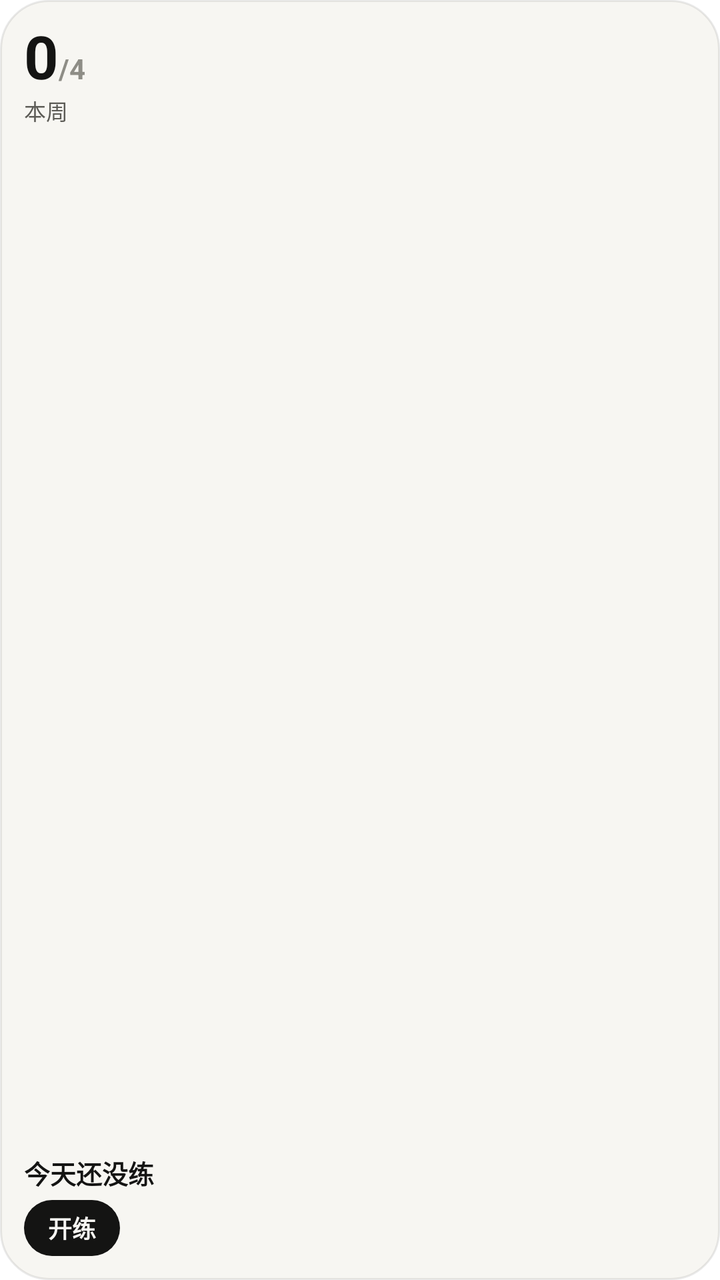
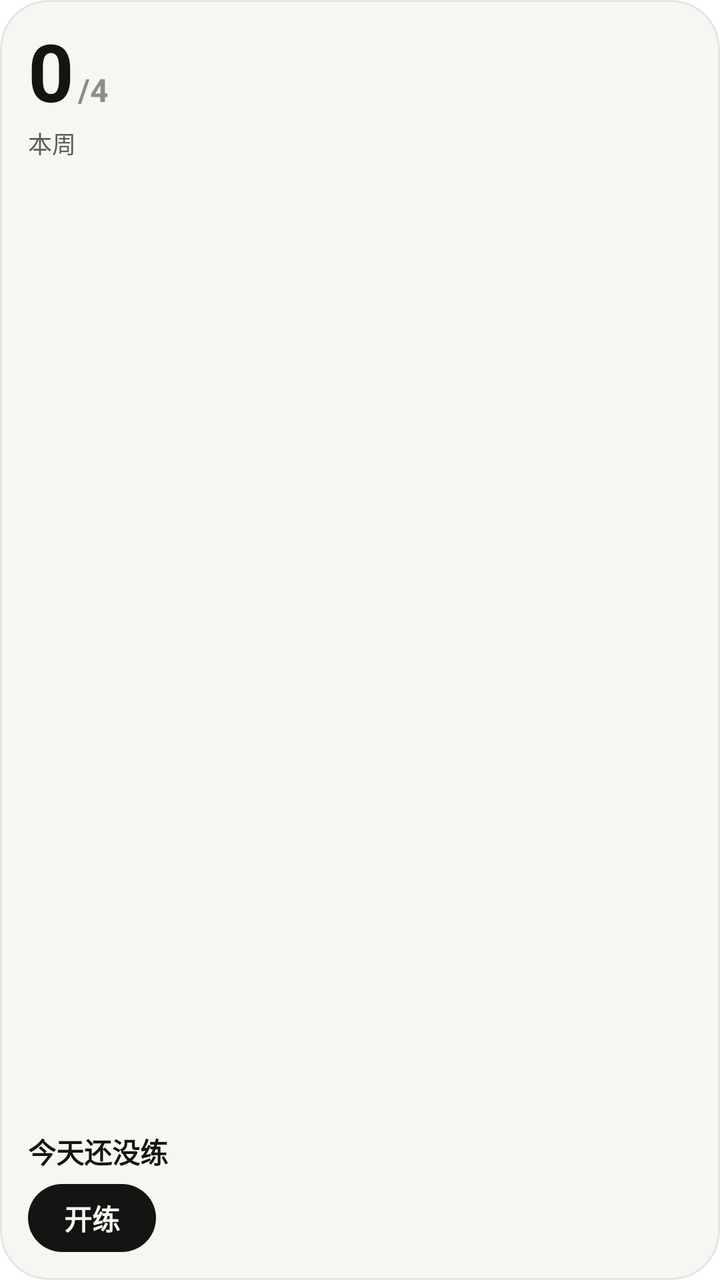

The first picture is an Android layout as it rendered before a commit; the second is the same layout after the commit. The layout source and the unified diff follow.
<!-- AndroidManifest.xml: fallback theme Theme.MaterialComponents.DayNight.NoActionBar -->
<!-- res/layout/sayday_w_today.xml -->
<?xml version="1.0" encoding="utf-8"?>
<LinearLayout xmlns:android="http://schemas.android.com/apk/res/android" android:id="@+id/w_root" android:layout_width="match_parent" android:layout_height="match_parent" android:orientation="vertical" android:padding="12dp" android:background="@drawable/sayday_widget_bg">
<LinearLayout android:layout_width="wrap_content" android:layout_height="wrap_content" android:orientation="horizontal" android:gravity="bottom">
<TextView android:id="@+id/w_lit" android:layout_width="wrap_content" android:layout_height="wrap_content" android:text="0" android:textColor="@color/sayday_w_ink" android:textSize="30sp" android:textStyle="bold" android:maxLines="1" android:ellipsize="end" android:includeFontPadding="false"/>
<TextView android:id="@+id/w_goal" android:layout_width="wrap_content" android:layout_height="wrap_content" android:text="/4" android:textColor="@color/sayday_w_faint" android:textSize="14sp" android:textStyle="bold" android:maxLines="1" android:ellipsize="end" />
</LinearLayout>
<TextView android:id="@+id/w_head" android:layout_width="wrap_content" android:layout_height="wrap_content" android:text="本周" android:textColor="@color/sayday_w_soft" android:textSize="11sp" android:maxLines="1" android:ellipsize="end" />
<FrameLayout android:layout_width="1dp" android:layout_height="0dp" android:layout_weight="1" />
<TextView android:id="@+id/w_main" android:layout_width="wrap_content" android:layout_height="wrap_content" android:text="今天还没练" android:textColor="@color/sayday_w_ink" android:textSize="13sp" android:textStyle="bold" android:maxLines="1" android:ellipsize="end" />
<LinearLayout android:layout_width="match_parent" android:layout_height="wrap_content" android:layout_marginTop="4dp" android:orientation="horizontal">
<TextView android:id="@+id/w_btn" android:layout_width="wrap_content" android:layout_height="28dp" android:gravity="center" android:text="开练" android:textColor="@color/sayday_w_bg" android:textSize="12sp" android:textStyle="bold" android:paddingStart="12dp" android:paddingEnd="12dp" android:background="@drawable/sayday_w_btn" android:maxLines="1" />
</LinearLayout>
</LinearLayout>
<!-- resources referenced by this layout -->
<resources>
  <color name="sayday_w_bg">#F7F6F2</color>
  <color name="sayday_w_faint">#8E8D86</color>
  <color name="sayday_w_ink">#141413</color>
  <color name="sayday_w_soft">#5C5B56</color>
  <!-- drawable sayday_w_btn (drawable) -->
  <?xml version="1.0" encoding="utf-8"?>
  <shape xmlns:android="http://schemas.android.com/apk/res/android" android:shape="rectangle">
      <solid android:color="@color/sayday_w_ink" />
      <corners android:radius="99dp" />
  </shape>
  <!-- drawable sayday_widget_bg (drawable) -->
  <?xml version="1.0" encoding="utf-8"?>
  <shape xmlns:android="http://schemas.android.com/apk/res/android" android:shape="rectangle">
      <solid android:color="@color/sayday_w_bg" />
      <corners android:radius="24dp" />
      <stroke android:width="1dp" android:color="@color/sayday_w_hair" />
  </shape>
  <color name="sayday_w_hair">#17141413</color>
</resources>

<!-- the commit's change to res/layout/sayday_w_today.xml (unified diff, before → after) -->
@@ -1,13 +1,13 @@
 <?xml version="1.0" encoding="utf-8"?>
-<LinearLayout xmlns:android="http://schemas.android.com/apk/res/android" android:id="@+id/w_root" android:layout_width="match_parent" android:layout_height="match_parent" android:orientation="vertical" android:padding="12dp" android:background="@drawable/sayday_widget_bg">
+<LinearLayout xmlns:android="http://schemas.android.com/apk/res/android" android:id="@+id/w_root" android:layout_width="match_parent" android:layout_height="match_parent" android:orientation="vertical" android:padding="14dp" android:background="@drawable/sayday_widget_bg">
 <LinearLayout android:layout_width="wrap_content" android:layout_height="wrap_content" android:orientation="horizontal" android:gravity="bottom">
-<TextView android:id="@+id/w_lit" android:layout_width="wrap_content" android:layout_height="wrap_content" android:text="0" android:textColor="@color/sayday_w_ink" android:textSize="30sp" android:textStyle="bold" android:maxLines="1" android:ellipsize="end" android:includeFontPadding="false"/>
-<TextView android:id="@+id/w_goal" android:layout_width="wrap_content" android:layout_height="wrap_content" android:text="/4" android:textColor="@color/sayday_w_faint" android:textSize="14sp" android:textStyle="bold" android:maxLines="1" android:ellipsize="end" />
+<TextView android:id="@+id/w_lit" android:layout_width="wrap_content" android:layout_height="wrap_content" android:text="0" android:textColor="@color/sayday_w_ink" android:textSize="40sp" android:textStyle="bold" android:maxLines="1" android:includeFontPadding="false"/>
+<TextView android:id="@+id/w_goal" android:layout_width="wrap_content" android:layout_height="wrap_content" android:layout_marginStart="2dp" android:text="/4" android:textColor="@color/sayday_w_faint" android:textSize="16sp" android:textStyle="bold" android:maxLines="1" />
 </LinearLayout>
-<TextView android:id="@+id/w_head" android:layout_width="wrap_content" android:layout_height="wrap_content" android:text="本周" android:textColor="@color/sayday_w_soft" android:textSize="11sp" android:maxLines="1" android:ellipsize="end" />
-<FrameLayout android:layout_width="1dp" android:layout_height="0dp" android:layout_weight="1" />
-<TextView android:id="@+id/w_main" android:layout_width="wrap_content" android:layout_height="wrap_content" android:text="今天还没练" android:textColor="@color/sayday_w_ink" android:textSize="13sp" android:textStyle="bold" android:maxLines="1" android:ellipsize="end" />
-<LinearLayout android:layout_width="match_parent" android:layout_height="wrap_content" android:layout_marginTop="4dp" android:orientation="horizontal">
-<TextView android:id="@+id/w_btn" android:layout_width="wrap_content" android:layout_height="28dp" android:gravity="center" android:text="开练" android:textColor="@color/sayday_w_bg" android:textSize="12sp" android:textStyle="bold" android:paddingStart="12dp" android:paddingEnd="12dp" android:background="@drawable/sayday_w_btn" android:maxLines="1" />
+<TextView android:id="@+id/w_head" android:layout_width="wrap_content" android:layout_height="wrap_content" android:layout_marginTop="2dp" android:text="本周" android:textColor="@color/sayday_w_soft" android:textSize="12sp" android:maxLines="1" android:ellipsize="end" />
+<FrameLayout android:layout_width="1dp" android:layout_height="0dp" android:layout_weight="1" android:minHeight="6dp" />
+<TextView android:id="@+id/w_main" android:layout_width="wrap_content" android:layout_height="wrap_content" android:text="今天还没练" android:textColor="@color/sayday_w_ink" android:textSize="14sp" android:textStyle="bold" android:maxLines="1" android:ellipsize="end" />
+<LinearLayout android:layout_width="match_parent" android:layout_height="wrap_content" android:layout_marginTop="6dp" android:orientation="horizontal">
+<TextView android:id="@+id/w_btn" android:layout_width="wrap_content" android:layout_height="34dp" android:gravity="center" android:text="开练" android:textColor="@color/sayday_w_bg" android:textSize="14sp" android:textStyle="bold" android:paddingStart="18dp" android:paddingEnd="18dp" android:background="@drawable/sayday_w_btn" android:maxLines="1" />
 </LinearLayout>
 </LinearLayout>
